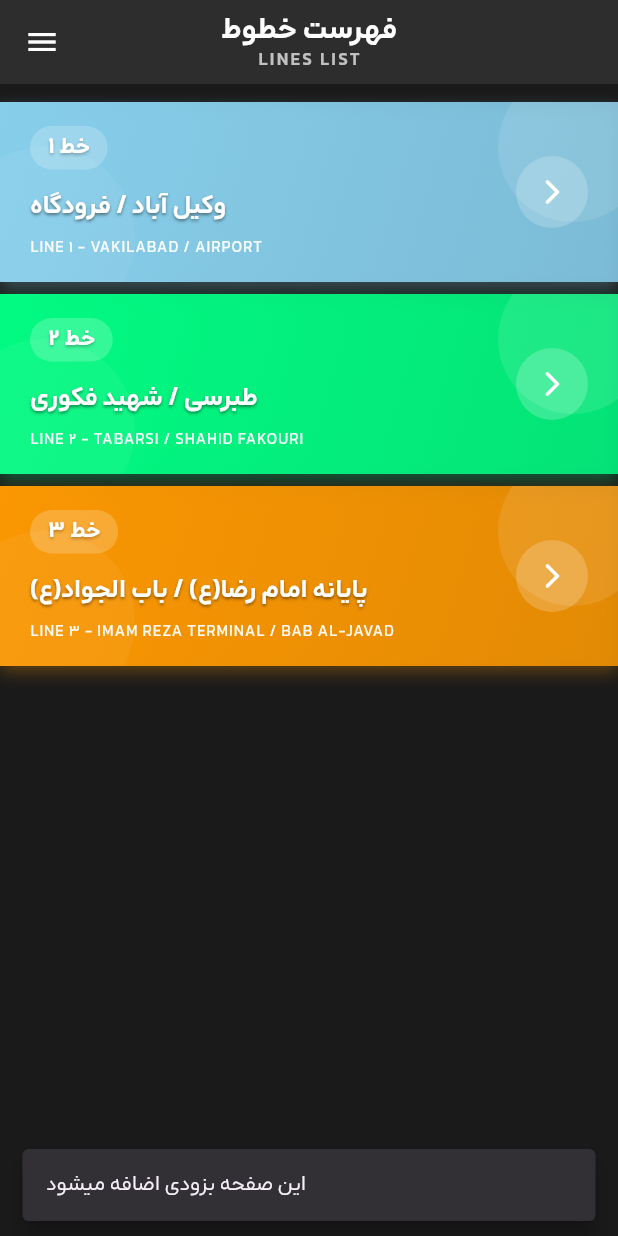
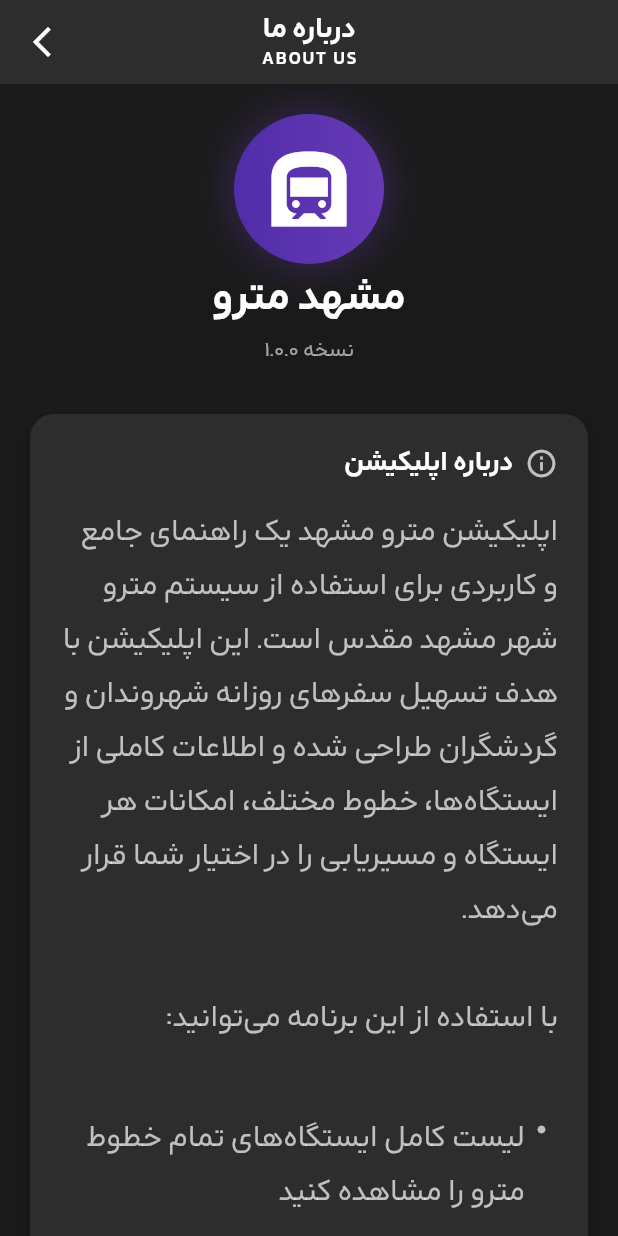
Before and after one commit to shahriaarrr/mashhad-metro, a Flutter app: the screen it shows after launch, in the side drawer, after a tap on "درباره ما", on a phone screen of 412 x 824 dp. Run offline on Flutter 3.47's test engine with Material 3 defaults, Android fonts, the phone set to English and light mode, and no system bars; our stand-ins replace flutter_map, flutter_riverpod, geolocator, latlong2, package_info_plus.

Commit message:
add About Page

```diff
--- /dev/null
+++ b/lib/pages/about.dart
@@ -0,0 +1,392 @@
+import 'package:flutter/material.dart';
+import 'package:flutter_riverpod/flutter_riverpod.dart';
+import 'package:package_info_plus/package_info_plus.dart';
+import 'package:url_launcher/url_launcher.dart';
+
+class AboutPage extends ConsumerWidget {
+  const AboutPage({super.key});
+
+  static const String _repoURL = "https://github.com/shahriaarrr/mashhad-metro";
+
+  Future<void> _launchUrl(String url) async {
+    final uri = Uri.parse(url);
+
+    if (await canLaunchUrl(uri)) {
+      await launchUrl(uri, mode: LaunchMode.externalApplication);
+    }
+  }
+
+  @override
+  Widget build(BuildContext context, WidgetRef ref) {
+    return Scaffold(
+      backgroundColor: const Color(0xFF1A1A1A),
+      appBar: AppBar(
+        backgroundColor: const Color(0xFF2D2D2D),
+        elevation: 0,
+        leading: IconButton(
+          icon: const Icon(Icons.arrow_back_ios_new, color: Colors.white),
+          onPressed: () => Navigator.pop(context),
+        ),
+        title: const Column(
+          children: [
+            Text(
+              'درباره ما',
+              style: TextStyle(
+                color: Colors.white,
+                fontSize: 19,
+                fontWeight: FontWeight.bold,
+              ),
+            ),
+            Text(
+              'ABOUT US',
+              style: TextStyle(
+                color: Colors.white,
+                fontSize: 12,
+                fontWeight: FontWeight.bold,
+                letterSpacing: 1.2,
+              ),
+            ),
+          ],
+        ),
+        centerTitle: true,
+      ),
+      body: SingleChildScrollView(
+        padding: const EdgeInsets.all(20),
+        child: Column(
+          crossAxisAlignment: CrossAxisAlignment.end,
+          children: [
+            Center(
+              child: Column(
+                children: [
+                  Container(
+                    padding: const EdgeInsets.all(20),
+                    decoration: BoxDecoration(
+                      gradient: LinearGradient(
+                        colors: [
+                          Colors.deepPurple.shade700,
+                          Colors.deepPurple.shade500,
+                        ],
+                      ),
+                      shape: BoxShape.circle,
+                      boxShadow: [
+                        BoxShadow(
+                          color: Colors.deepPurple.withOpacity(0.3),
+                          blurRadius: 20,
+                          spreadRadius: 5,
+                        ),
+                      ],
+                    ),
+                    child: const Icon(
+                      Icons.subway,
+                      size: 60,
+                      color: Colors.white,
+                    ),
+                  ),
+                  const SizedBox(height: 4),
+                  Text(
+                    'مشهد مترو',
+                    style: TextStyle(
+                      color: Colors.white,
+                      fontSize: 28,
+                      fontWeight: FontWeight.bold,
+                    ),
+                  ),
+                  const SizedBox(height: 4),
+
+                  FutureBuilder<PackageInfo>(
+                    future: PackageInfo.fromPlatform(),
+                    builder: (context, snapshot) {
+                      if (snapshot.hasData) {
+                        final version = snapshot.data!.version;
+                        final buildNumber = snapshot.data!.buildNumber;
+                        final showBuildNumber =
+                            buildNumber.isNotEmpty &&
+                            int.tryParse(buildNumber) != null &&
+                            int.parse(buildNumber) > 1;
+                        return Text(
+                          'نسخه $version${showBuildNumber ? ' ($buildNumber)' : ''}',
+                          style: TextStyle(
+                            color: Colors.white.withOpacity(0.6),
+                            fontSize: 14,
+                          ),
+                        );
+                      }
+                      return Text(
+                        'نسخه ...',
+                        style: TextStyle(
+                          color: Colors.white.withOpacity(0.6),
+                          fontSize: 14,
+                        ),
+                      );
+                    },
+                  ),
+                ],
+              ),
+            ),
+
+            const SizedBox(height: 32),
+
+            _buildSection(
+              title: 'درباره اپلیکیشن',
+              icon: Icons.info_outline,
+              child: Column(
+                crossAxisAlignment: CrossAxisAlignment.end,
+                children: [
+                  const Text(
+                    'اپلیکیشن مترو مشهد یک راهنمای جامع و کاربردی برای استفاده از سیستم مترو شهر مشهد مقدس است. این اپلیکیشن با هدف تسهیل سفرهای روزانه شهروندان و گردشگران طراحی شده و اطلاعات کاملی از ایستگاه‌ها، خطوط مختلف، امکانات هر ایستگاه و مسیریابی را در اختیار شما قرار می‌دهد.\n\n'
+                    'با استفاده از این برنامه می‌توانید:\n',
+                    style: TextStyle(
+                      color: Colors.white70,
+                      fontSize: 20,
+                      height: 1.8,
+                    ),
+                    textAlign: TextAlign.right,
+                    textDirection: TextDirection.rtl,
+                  ),
+                  const SizedBox(height: 8),
+
+                  _buildBulletPoint(
+                    'لیست کامل ایستگاه‌های تمام خطوط مترو را مشاهده کنید',
+                  ),
+                  _buildBulletPoint(
+                    'اطلاعات دقیق هر ایستگاه شامل آدرس، امکانات و موقعیت مکانی را ببینید',
+                  ),
+                  _buildBulletPoint(
+                    'موقعیت ایستگاه‌ها را روی نقشه مشاهده کنید',
+                  ),
+                  _buildBulletPoint(
+                    'ایستگاه‌های دارای امکانات خاص مانند آسانسور، سرویس بهداشتی، وای‌فای و... را پیدا کنید',
+                  ),
+                  _buildBulletPoint(
+                    'به راحتی بین خطوط مختلف جابجا شوید و ایستگاه‌های مشترک را شناسایی کنید',
+                  ),
+                  const SizedBox(height: 16),
+                  const Text(
+                    'این اپلیکیشن به صورت کاملاً رایگان و متن‌باز (Open Source) در دسترس شماست و امیدواریم بتواند همراه مفیدی در سفرهای روزانه شما باشد.\n\n',
+                    style: TextStyle(
+                      color: Colors.white70,
+                      fontSize: 22,
+                      height: 1.8,
+                      fontWeight: FontWeight.bold,
+                    ),
+                    textAlign: TextAlign.right,
+                    textDirection: TextDirection.rtl,
+                  ),
+
+                  const SizedBox(height: 16),
+                  SizedBox(
+                    width: double.infinity,
+                    child: ElevatedButton.icon(
+                      onPressed: () => _launchUrl(_repoURL),
+                      icon: const Icon(Icons.code, size: 20),
+                      label: const Text(
+                        'مخزن پروژه در گیت هاب',
+                        style: TextStyle(
+                          fontSize: 19,
+                          fontWeight: FontWeight.bold,
+                        ),
+                      ),
+                      style: ElevatedButton.styleFrom(
+                        backgroundColor: Colors.deepPurple.shade600,
+                        foregroundColor: Colors.white,
+                        padding: const EdgeInsets.symmetric(vertical: 16),
+                        shape: RoundedRectangleBorder(
+                          borderRadius: BorderRadius.circular(12),
+                        ),
+                        elevation: 4,
+                      ),
+                    ),
+                  ),
+                ],
+              ),
+            ),
+
+            const SizedBox(height: 24),
+
+            _buildSection(
+              title: 'ویژگی های برجسته',
+              icon: Icons.star_outline,
+              child: Column(
+                children: [
+                  _buildFeatureItem(
+                    icon: Icons.map_outlined,
+                    title: 'نقشه تعاملی',
+                    description:
+                        'مشاهده تمام ایستگاه ها روی نقشه با قابلیت زوم و جابجایی',
+                  ),
+                  _buildFeatureItem(
+                    icon: Icons.info_outlined,
+                    title: 'اطلاعات کامل',
+                    description:
+                        'دسترسی به جزئیات کامل هر ایستگاه شامل امکانات و آدرس',
+                  ),
+                  _buildFeatureItem(
+                    icon: Icons.offline_bolt,
+                    title: 'دسترسی آفلاین',
+                    description:
+                        'استفاده از اطلاعات ایستگاه ها بدون نیاز به اینترنت',
+                  ),
+                  _buildFeatureItem(
+                    icon: Icons.accessibility_new,
+                    title: 'دسترسی آسان',
+                    description: 'طراحی ساده و مورد پسند برای همه گروه های سنی',
+                  ),
+                ],
+              ),
+            ),
+
+            const SizedBox(height: 24),
+
+            const SizedBox(height: 8),
+
+            Padding(
+              padding: EdgeInsets.only(
+                bottom: MediaQuery.of(context).padding.bottom + 20,
+              ),
+              child: Center(
+                child: Column(
+                  children: [
+                    Text(
+                      '© ۱۴۰۴ - اپلیکیشن مترو مشهد',
+                      style: TextStyle(
+                        color: Colors.white.withOpacity(0.4),
+                        fontSize: 12,
+                      ),
+                    ),
+                    const SizedBox(height: 4),
+                    Text(
+                      'ساخته شده با ❤️ برای زائرین و مجاورین امام رضا(ع)',
+                      style: TextStyle(
+                        color: Colors.white.withOpacity(0.4),
+                        fontSize: 12,
+                      ),
+                    ),
+                  ],
+                ),
+              ),
+            ),
+          ],
+        ),
+      ),
+    );
+  }
+
+  Widget _buildSection({
+    required String title,
+    required IconData icon,
+    required Widget child,
+  }) {
+    return Container(
+      padding: const EdgeInsets.all(20),
+      decoration: BoxDecoration(
+        color: const Color(0xFF2D2D2D),
+        borderRadius: BorderRadius.circular(16),
+        boxShadow: [
+          BoxShadow(
+            color: Colors.black.withOpacity(0.2),
+            blurRadius: 8,
+            offset: const Offset(0, 4),
+          ),
+        ],
+      ),
+      child: Column(
+        crossAxisAlignment: CrossAxisAlignment.end,
+        children: [
+          Row(
+            mainAxisAlignment: MainAxisAlignment.end,
+            children: [
+              Text(
+                title,
+                style: const TextStyle(
+                  color: Colors.white,
+                  fontSize: 18,
+                  fontWeight: FontWeight.bold,
+                ),
+              ),
+              const SizedBox(width: 8),
+              Icon(icon, color: Colors.white70, size: 22),
+            ],
+          ),
+          const SizedBox(height: 16),
+          child,
+        ],
+      ),
+    );
+  }
+
+  Widget _buildFeatureItem({
+    required IconData icon,
+    required String title,
+    required String description,
+  }) {
+    return Padding(
+      padding: const EdgeInsets.only(bottom: 12),
+      child: Row(
+        children: [
+          Expanded(
+            child: Column(
+              crossAxisAlignment: CrossAxisAlignment.end,
+              children: [
+                Text(
+                  title,
+                  style: const TextStyle(
+                    color: Colors.white,
+                    fontSize: 16,
+                    fontWeight: FontWeight.bold,
+                  ),
+                  textAlign: TextAlign.right,
+                ),
+                const SizedBox(height: 4),
+                Text(
+                  description,
+                  style: TextStyle(
+                    color: Colors.white.withOpacity(0.7),
+                    fontSize: 13,
+                  ),
+                  textAlign: TextAlign.right,
+                ),
+              ],
+            ),
+          ),
+          const SizedBox(width: 12),
+          Container(
+            padding: const EdgeInsets.all(12),
+            decoration: BoxDecoration(
+              color: Colors.deepPurple.withOpacity(0.2),
+              borderRadius: BorderRadius.circular(12),
+            ),
+            child: Icon(icon, color: Colors.deepPurple.shade300, size: 24),
+          ),
+        ],
+      ),
+    );
+  }
+
+  Widget _buildBulletPoint(String text) {
+    return Padding(
+      padding: const EdgeInsets.only(bottom: 8, right: 8),
+      child: Row(
+        crossAxisAlignment: CrossAxisAlignment.start,
+        textDirection: TextDirection.rtl,
+        children: [
+          const Padding(
+            padding: EdgeInsets.only(top: 8, left: 8),
+            child: Icon(Icons.circle, size: 6, color: Colors.white70),
+          ),
+          Expanded(
+            child: Text(
+              text,
+              style: TextStyle(
+                color: Colors.white70,
+                fontSize: 20,
+                height: 1.8,
+              ),
+              textAlign: TextAlign.right,
+              textDirection: TextDirection.rtl,
+            ),
+          ),
+        ],
+      ),
+    );
+  }
+}
--- a/lib/pages/home.dart
+++ b/lib/pages/home.dart
@@ -1,6 +1,7 @@
 import 'package:flutter/material.dart';
 import 'package:flutter_riverpod/flutter_riverpod.dart';
 import 'package:mashhad_metro/pages/LineDetail.dart';
+import 'package:mashhad_metro/pages/about.dart';
 import 'package:mashhad_metro/providers/station_provider.dart';
 import 'package:mashhad_metro/models/station_model.dart';
 import 'package:mashhad_metro/widgets/line_card.dart';
@@ -303,11 +304,10 @@ class MyHomePage extends ConsumerWidget {
                   subtitle: 'ABOUT US',
                   onTap: () {
                     Navigator.pop(context);
-
-                    ScaffoldMessenger.of(context).showSnackBar(
-                      const SnackBar(
-                        content: Text('این صفحه بزودی اضافه میشود'),
-                        behavior: SnackBarBehavior.floating,
+                    Navigator.push(
+                      context,
+                      MaterialPageRoute(
+                        builder: (context) => const AboutPage(),
                       ),
                     );
                   },
--- a/pubspec.yaml
+++ b/pubspec.yaml
@@ -41,6 +41,8 @@ dependencies:
   # Use with the CupertinoIcons class for iOS style icons.
   cupertino_icons: ^1.0.8
   latlong2: ^0.9.1
+  url_launcher: ^6.3.2
+  package_info_plus: ^8.3.1
 
 dev_dependencies:
   flutter_test:
```
Also changed, not shown: assets/fonts/AradFDVF.ttf, pubspec.lock, 7 other files.
